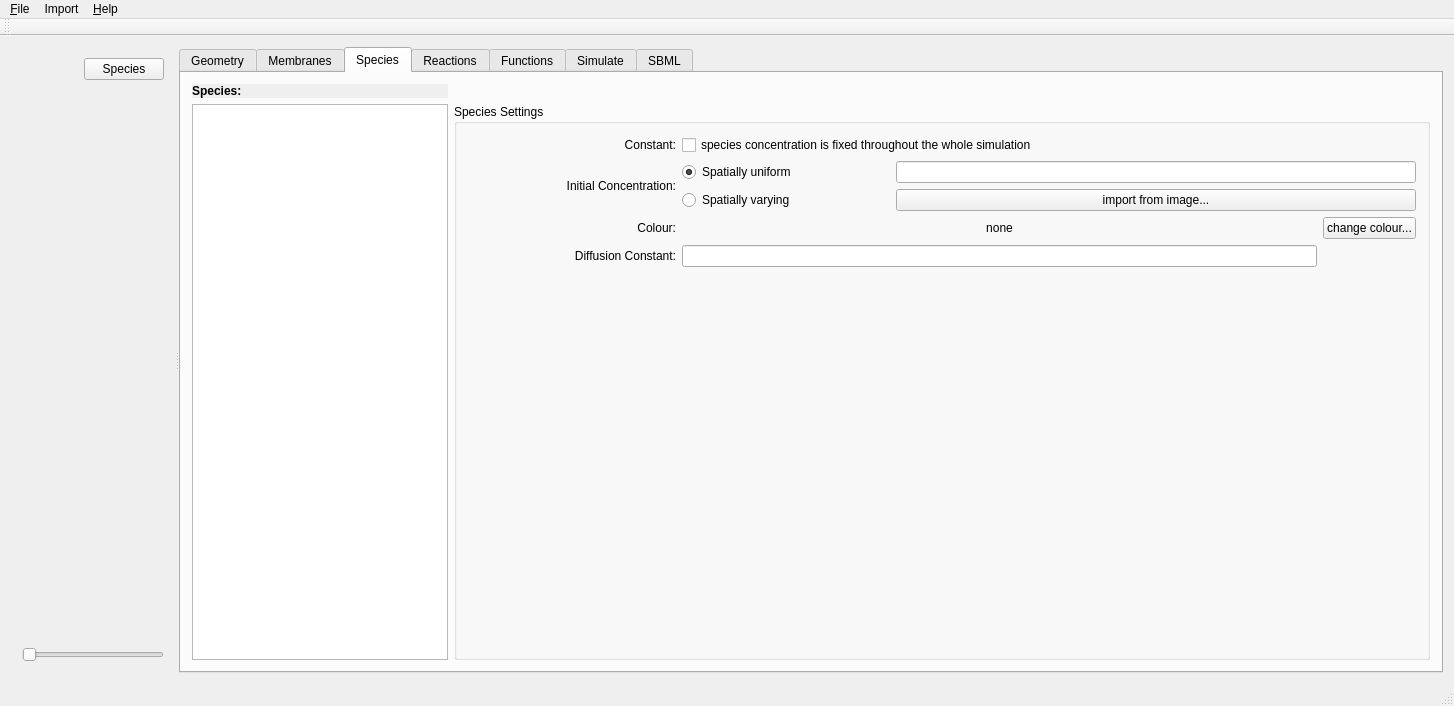
First picture: the form in ui/mainwindow.ui, repository spatial-model-editor/spatial-model-editor, before the edit.
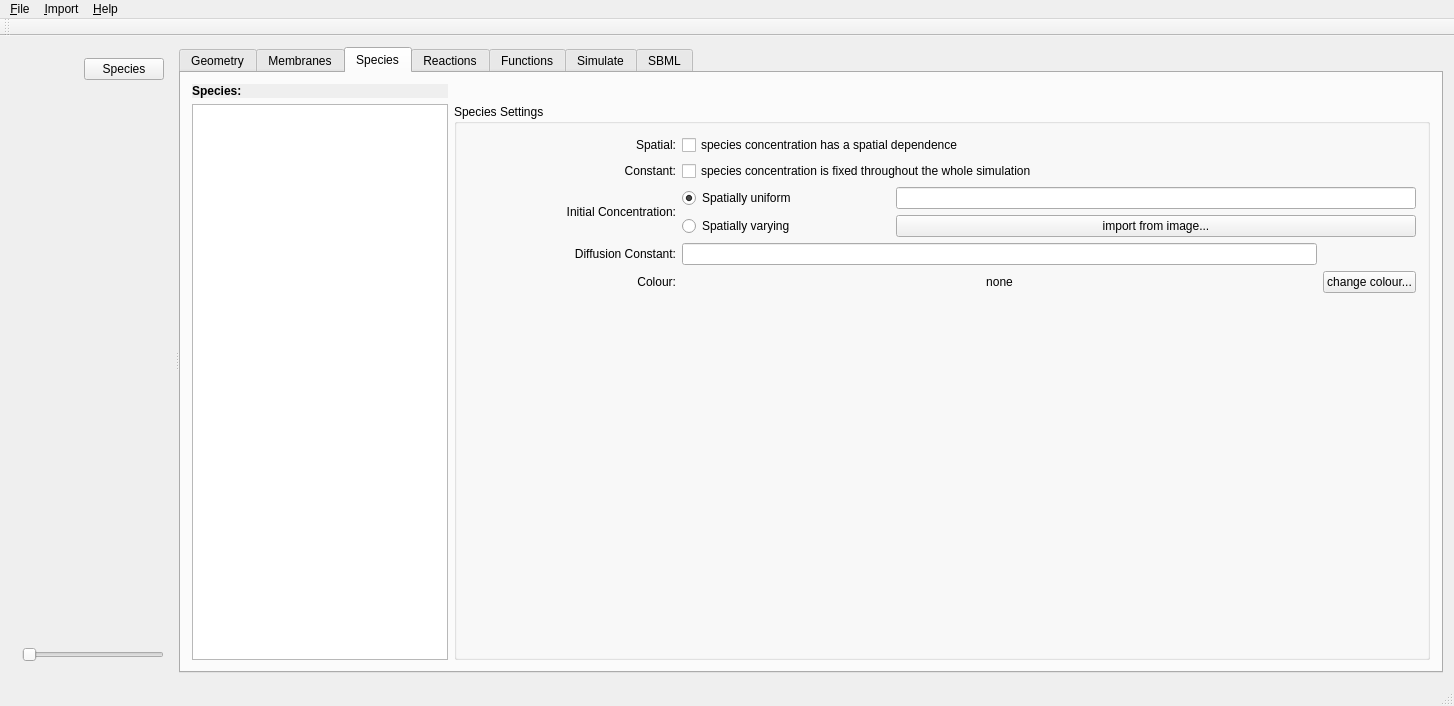
Second picture: the form after the edit. The open tabs and pages were chosen to show the change. Custom widgets are drawn as their Qt base class.

Commit message:
add functionality for user to specify spatial species settings
also
  - check for null image in QLabelMousetracker
  - add user guidance on ChangeCompartment click if SBML model or geometry image are missing
  - add tests for btnChangeCompartment
  - improve ModalWidgetTimer, can now wait for another timer to finish first before starting
  - use QDialog::accept() instead of enter key for osx GUI modal widget tests
  - clear geometry data on new image import, and sbml data on new model import
  - add isUniformConcentration and isSpatial flags to Field

```diff
--- a/ui/mainwindow.ui
+++ b/ui/mainwindow.ui
@@ -443,8 +443,8 @@
              </property>
              <layout class="QVBoxLayout" name="verticalLayout">
               <item>
-               <layout class="QGridLayout" name="gridNonSpatial">
-                <item row="2" column="1">
+               <layout class="QGridLayout" name="gridSpeciesSettings">
+                <item row="3" column="1">
                  <widget class="QRadioButton" name="radInitialConcentrationVarying">
                   <property name="sizePolicy">
                    <sizepolicy hsizetype="Preferred" vsizetype="Preferred">
@@ -457,26 +457,10 @@
                   </property>
                  </widget>
                 </item>
-                <item row="3" column="0">
-                 <widget class="QLabel" name="lblSpeciesColourLabel">
-                  <property name="sizePolicy">
-                   <sizepolicy hsizetype="Preferred" vsizetype="Preferred">
-                    <horstretch>0</horstretch>
-                    <verstretch>0</verstretch>
-                   </sizepolicy>
-                  </property>
+                <item row="0" column="0">
+                 <widget class="QLabel" name="lblSpeciesIsSpacial">
                   <property name="text">
-                   <string>Colour:</string>
-                  </property>
-                  <property name="alignment">
-                   <set>Qt::AlignRight|Qt::AlignTrailing|Qt::AlignVCenter</set>
-                  </property>
-                 </widget>
-                </item>
-                <item row="5" column="0">
-                 <widget class="QLabel" name="lblDiffConst">
-                  <property name="text">
-                   <string>Diffusion Constant:</string>
+                   <string>Spatial:</string>
                   </property>
                   <property name="alignment">
                    <set>Qt::AlignRight|Qt::AlignTrailing|Qt::AlignVCenter</set>
@@ -484,6 +468,19 @@
                  </widget>
                 </item>
                 <item row="0" column="1" colspan="3">
+                 <widget class="QCheckBox" name="chkSpeciesIsSpatial">
+                  <property name="statusTip">
+                   <string>'Spatial': species concentration can vary depending on the location within the compartment</string>
+                  </property>
+                  <property name="whatsThis">
+                   <string>&lt;h4&gt;Spatial&lt;/h4&gt;&lt;p&gt;A spatial species has a concentration that is a function of space within the compartment, i.e. it can take different values at different locations within the compartment&lt;/p&gt;</string>
+                  </property>
+                  <property name="text">
+                   <string>species concentration has a spatial dependence</string>
+                  </property>
+                 </widget>
+                </item>
+                <item row="1" column="1" colspan="3">
                  <widget class="QCheckBox" name="chkSpeciesIsConstant">
                   <property name="sizePolicy">
                    <sizepolicy hsizetype="Preferred" vsizetype="Preferred">
@@ -499,7 +496,17 @@
                   </property>
                  </widget>
                 </item>
-                <item row="5" column="1" colspan="3">
+                <item row="6" column="0">
+                 <widget class="QLabel" name="lblDiffConst">
+                  <property name="text">
+                   <string>Diffusion Constant:</string>
+                  </property>
+                  <property name="alignment">
+                   <set>Qt::AlignRight|Qt::AlignTrailing|Qt::AlignVCenter</set>
+                  </property>
+                 </widget>
+                </item>
+                <item row="6" column="1" colspan="3">
                  <widget class="QLineEdit" name="txtDiffusionConstant">
                   <property name="sizePolicy">
                    <sizepolicy hsizetype="Preferred" vsizetype="Preferred">
@@ -507,41 +514,18 @@
                     <verstretch>0</verstretch>
                    </sizepolicy>
                   </property>
-                 </widget>
-                </item>
-                <item row="1" column="1">
-                 <widget class="QRadioButton" name="radInitialConcentrationUniform">
-                  <property name="sizePolicy">
-                   <sizepolicy hsizetype="Preferred" vsizetype="Preferred">
-                    <horstretch>0</horstretch>
-                    <verstretch>0</verstretch>
-                   </sizepolicy>
+                  <property name="toolTip">
+                   <string>Diffusion constant: how fast the species diffuses (spreads out) within the compartment</string>
                   </property>
-                  <property name="text">
-                   <string>Spatially uniform</string>
+                  <property name="statusTip">
+                   <string>Diffusion constant: how fast the species diffuses (spreads out) within the compartment</string>
                   </property>
-                  <property name="checked">
-                   <bool>true</bool>
+                  <property name="whatsThis">
+                   <string>&lt;h4&gt;Diffusion constant&lt;/h4&gt;&lt;p&gt;The rate at which the species diffuses within the compartment&lt;/p&gt;</string>
                   </property>
                  </widget>
                 </item>
-                <item row="0" column="0">
-                 <widget class="QLabel" name="label">
-                  <property name="sizePolicy">
-                   <sizepolicy hsizetype="Preferred" vsizetype="Preferred">
-                    <horstretch>0</horstretch>
-                    <verstretch>0</verstretch>
-                   </sizepolicy>
-                  </property>
-                  <property name="text">
-                   <string>Constant:</string>
-                  </property>
-                  <property name="alignment">
-                   <set>Qt::AlignRight|Qt::AlignTrailing|Qt::AlignVCenter</set>
-                  </property>
-                 </widget>
-                </item>
-                <item row="1" column="0" rowspan="2">
+                <item row="2" column="0" rowspan="2">
                  <widget class="QLabel" name="lblInitConc">
                   <property name="text">
                    <string>Initial Concentration:</string>
@@ -551,7 +535,23 @@
                   </property>
                  </widget>
                 </item>
-                <item row="0" column="4">
+                <item row="1" column="0">
+                 <widget class="QLabel" name="lblSpeciesIsConstant">
+                  <property name="sizePolicy">
+                   <sizepolicy hsizetype="Preferred" vsizetype="Preferred">
+                    <horstretch>0</horstretch>
+                    <verstretch>0</verstretch>
+                   </sizepolicy>
+                  </property>
+                  <property name="text">
+                   <string>Constant:</string>
+                  </property>
+                  <property name="alignment">
+                   <set>Qt::AlignRight|Qt::AlignTrailing|Qt::AlignVCenter</set>
+                  </property>
+                 </widget>
+                </item>
+                <item row="1" column="4">
                  <spacer name="horizontalSpacer_2">
                   <property name="orientation">
                    <enum>Qt::Horizontal</enum>
@@ -567,7 +567,83 @@
                   </property>
                  </spacer>
                 </item>
-                <item row="3" column="4">
+                <item row="3" column="2" colspan="3">
+                 <widget class="QPushButton" name="btnImportConcentration">
+                  <property name="enabled">
+                   <bool>true</bool>
+                  </property>
+                  <property name="sizePolicy">
+                   <sizepolicy hsizetype="Preferred" vsizetype="Preferred">
+                    <horstretch>0</horstretch>
+                    <verstretch>0</verstretch>
+                   </sizepolicy>
+                  </property>
+                  <property name="toolTip">
+                   <string>Import an image of the spatial concentration of this species</string>
+                  </property>
+                  <property name="statusTip">
+                   <string>Import an image of the spatial concentration of this species</string>
+                  </property>
+                  <property name="whatsThis">
+                   <string>&lt;h4&gt;import from image&lt;/h4&gt;&lt;p&gt;Import an image of the spatial concentration of this species&lt;/p&gt;</string>
+                  </property>
+                  <property name="text">
+                   <string>import from image...</string>
+                  </property>
+                 </widget>
+                </item>
+                <item row="2" column="1">
+                 <widget class="QRadioButton" name="radInitialConcentrationUniform">
+                  <property name="sizePolicy">
+                   <sizepolicy hsizetype="Preferred" vsizetype="Preferred">
+                    <horstretch>0</horstretch>
+                    <verstretch>0</verstretch>
+                   </sizepolicy>
+                  </property>
+                  <property name="toolTip">
+                   <string>Spatially uniform initial concentration: no spatial dependence</string>
+                  </property>
+                  <property name="statusTip">
+                   <string>Spatially uniform initial concentration: no spatial dependence</string>
+                  </property>
+                  <property name="whatsThis">
+                   <string>&lt;h4&gt;Spatiall uuiform initial concentration&lt;/h4&gt;&lt;p&gt;The concentration of the species is the same everywhere in the compartment&lt;/p&gt;</string>
+                  </property>
+                  <property name="text">
+                   <string>Spatially uniform</string>
+                  </property>
+                  <property name="checked">
+                   <bool>true</bool>
+                  </property>
+                 </widget>
+                </item>
+                <item row="2" column="2" colspan="3">
+                 <widget class="QLineEdit" name="txtInitialConcentration">
+                  <property name="sizePolicy">
+                   <sizepolicy hsizetype="Preferred" vsizetype="Preferred">
+                    <horstretch>0</horstretch>
+                    <verstretch>0</verstretch>
+                   </sizepolicy>
+                  </property>
+                 </widget>
+                </item>
+                <item row="7" column="0">
+                 <widget class="QLabel" name="lblSpeciesColourLabel">
+                  <property name="sizePolicy">
+                   <sizepolicy hsizetype="Preferred" vsizetype="Preferred">
+                    <horstretch>0</horstretch>
+                    <verstretch>0</verstretch>
+                   </sizepolicy>
+                  </property>
+                  <property name="text">
+                   <string>Colour:</string>
+                  </property>
+                  <property name="alignment">
+                   <set>Qt::AlignRight|Qt::AlignTrailing|Qt::AlignVCenter</set>
+                  </property>
+                 </widget>
+                </item>
+                <item row="7" column="4">
                  <widget class="QPushButton" name="btnChangeSpeciesColour">
                   <property name="sizePolicy">
                    <sizepolicy hsizetype="Fixed" vsizetype="Fixed">
@@ -580,7 +656,7 @@
                   </property>
                  </widget>
                 </item>
-                <item row="3" column="1" colspan="3">
+                <item row="7" column="1" colspan="3">
                  <widget class="QLabel" name="lblSpeciesColour">
                   <property name="sizePolicy">
                    <sizepolicy hsizetype="Expanding" vsizetype="Preferred">
@@ -602,32 +678,6 @@
                   </property>
                  </widget>
                 </item>
-                <item row="1" column="2" colspan="3">
-                 <widget class="QLineEdit" name="txtInitialConcentration">
-                  <property name="sizePolicy">
-                   <sizepolicy hsizetype="Preferred" vsizetype="Preferred">
-                    <horstretch>0</horstretch>
-                    <verstretch>0</verstretch>
-                   </sizepolicy>
-                  </property>
-                 </widget>
-                </item>
-                <item row="2" column="2" colspan="3">
-                 <widget class="QPushButton" name="btnImportConcentration">
-                  <property name="enabled">
-                   <bool>true</bool>
-                  </property>
-                  <property name="sizePolicy">
-                   <sizepolicy hsizetype="Preferred" vsizetype="Preferred">
-                    <horstretch>0</horstretch>
-                    <verstretch>0</verstretch>
-                   </sizepolicy>
-                  </property>
-                  <property name="text">
-                   <string>import from image...</string>
-                  </property>
-                 </widget>
-                </item>
                </layout>
               </item>
               <item>
@@ -998,7 +1048,7 @@
    </widget>
    <widget class="QMenu" name="menuImport">
     <property name="title">
-     <string>Import</string>
+     <string>&amp;Import</string>
     </property>
     <addaction name="actionGeometry_from_image"/>
    </widget>
```
Left out of the diff: 85 changed lines with no effect on the pictures. The commit also changes 15 other files.
